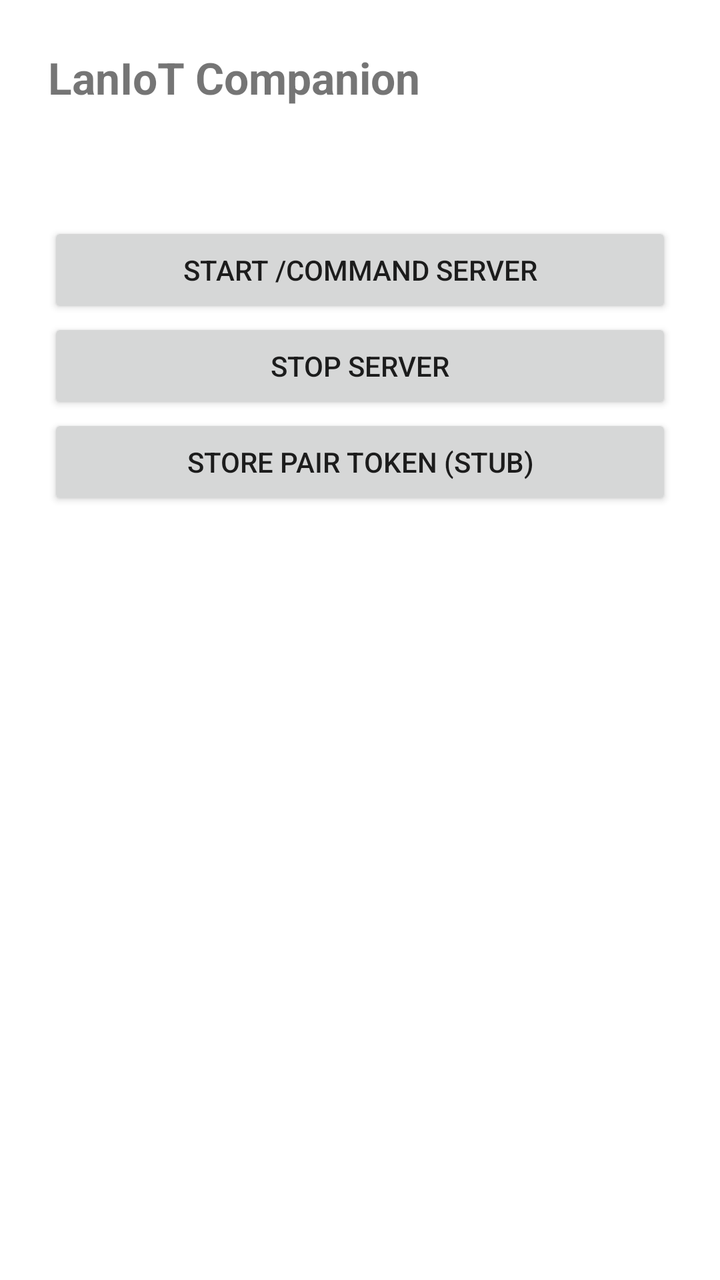
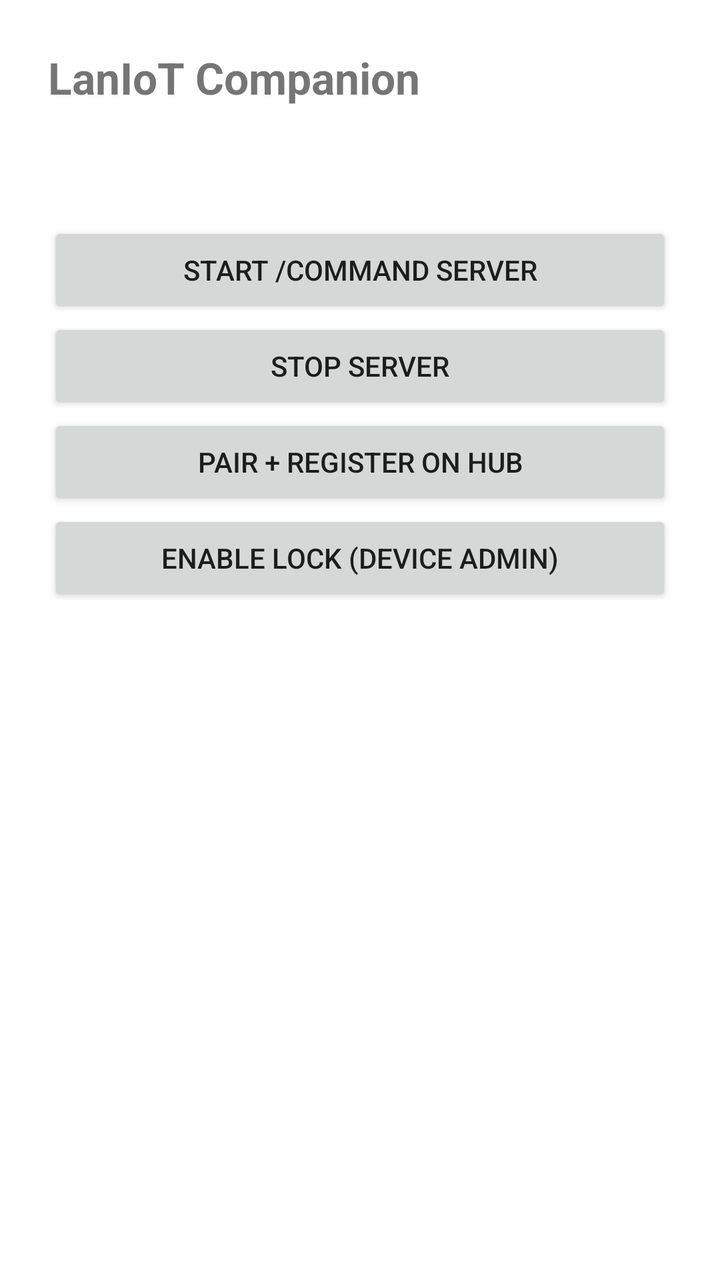

Before-and-after screenshots of an Android layout around one commit, followed by the original layout XML and the change that was made.
<!-- AndroidManifest.xml: application theme Theme.LanIoTCompanion -->
<!-- res/layout/activity_main.xml -->
<?xml version="1.0" encoding="utf-8"?>
<LinearLayout xmlns:android="http://schemas.android.com/apk/res/android"
    android:layout_width="match_parent"
    android:layout_height="match_parent"
    android:orientation="vertical"
    android:padding="24dp">

    <TextView
        android:layout_width="match_parent"
        android:layout_height="wrap_content"
        android:text="@string/app_name"
        android:textSize="22sp"
        android:textStyle="bold" />

    <TextView
        android:id="@+id/status"
        android:layout_width="match_parent"
        android:layout_height="wrap_content"
        android:layout_marginTop="16dp"
        android:fontFamily="monospace"
        android:textSize="13sp" />

    <Button
        android:id="@+id/btn_start"
        android:layout_width="match_parent"
        android:layout_height="wrap_content"
        android:layout_marginTop="24dp"
        android:text="Start /command server" />

    <Button
        android:id="@+id/btn_stop"
        android:layout_width="match_parent"
        android:layout_height="wrap_content"
        android:text="Stop server" />

    <Button
        android:id="@+id/btn_pair_stub"
        android:layout_width="match_parent"
        android:layout_height="wrap_content"
        android:text="Store pair token (stub)" />
</LinearLayout>
<!-- resources referenced by this layout -->
<resources>
  <string name="app_name">LanIoT Companion</string>
  <style name="Theme.LanIoTCompanion" parent="Theme.MaterialComponents.DayNight.DarkActionBar" />
</resources>

<!-- the commit's change to res/layout/activity_main.xml (unified diff, before → after) -->
@@ -37,5 +37,11 @@
         android:id="@+id/btn_pair_stub"
         android:layout_width="match_parent"
         android:layout_height="wrap_content"
-        android:text="Store pair token (stub)" />
+        android:text="Pair + register on Hub" />
+
+    <Button
+        android:id="@+id/btn_enable_admin"
+        android:layout_width="match_parent"
+        android:layout_height="wrap_content"
+        android:text="Enable lock (device admin)" />
 </LinearLayout>
